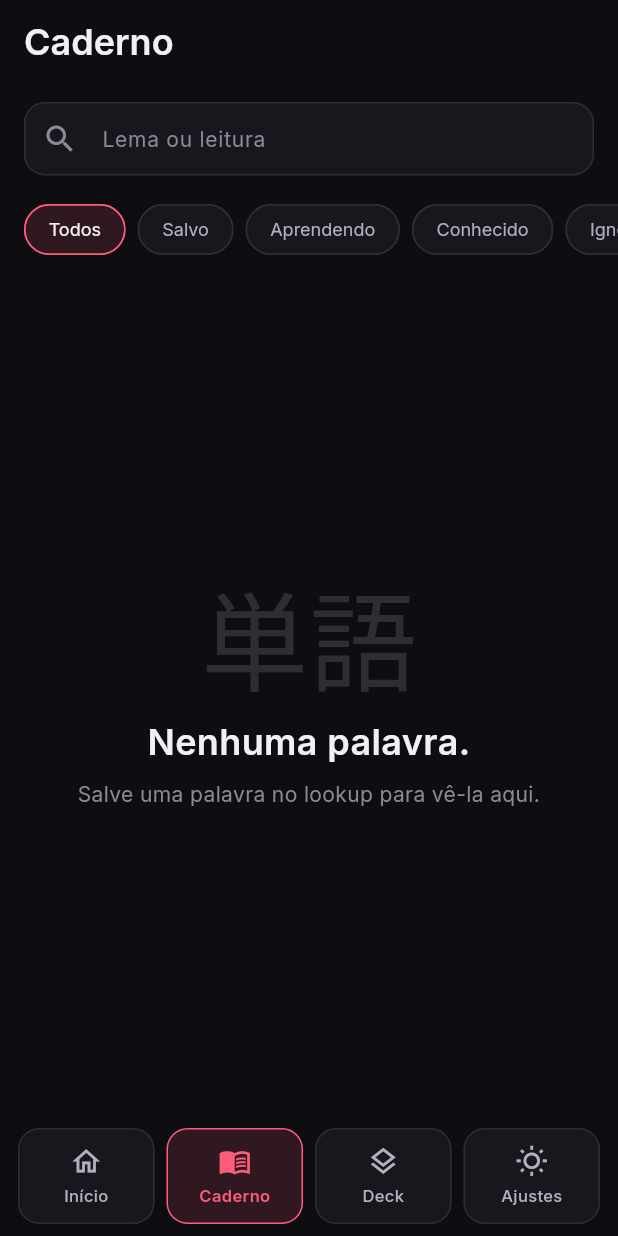
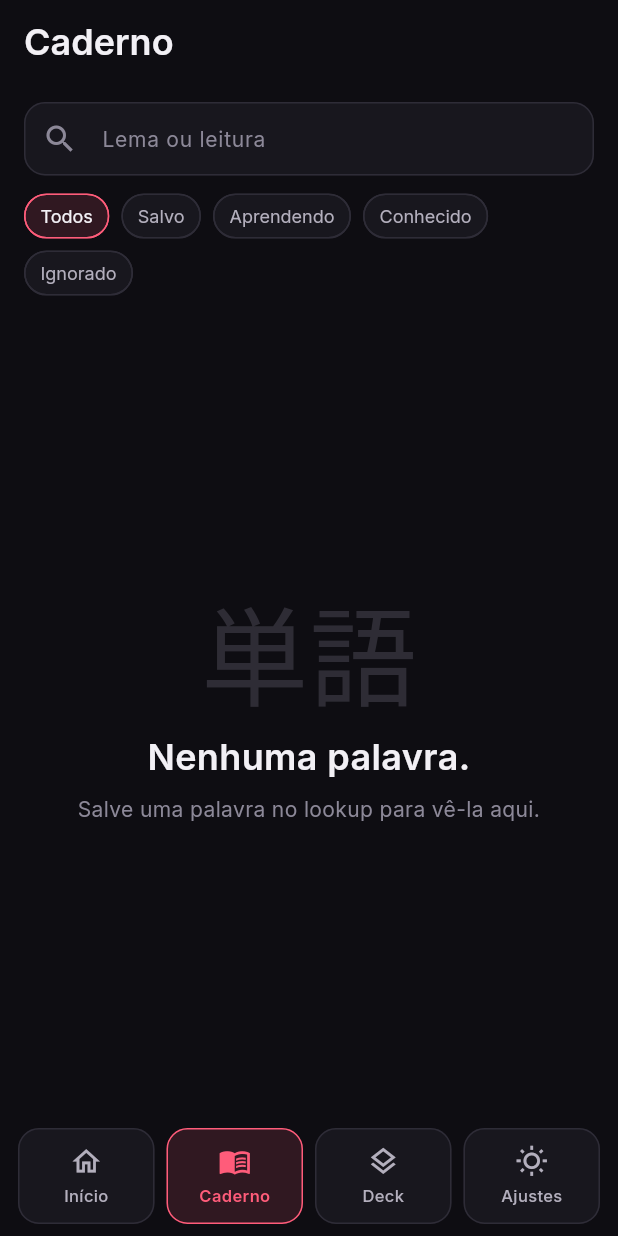
Before and after one commit to murilinhoPs/MangaJP, a Flutter app: the screen it shows after launch, item 2 of the bottom bar chosen, on a phone screen of 412 x 824 dp. Run offline on Flutter 3.47's test engine with Material 3 defaults, Android fonts, the phone set to English and light mode, and no system bars; our stand-ins replace drift, drift_flutter, flutter_riverpod, freezed_annotation, go_router, image_picker and 1 more; missing offline and left inert: receive_sharing_intent, sqlite3; accounts and stored records are empty; generated files the repository leaves out were written again.

Commit message:
feat(caderno): danger removers, hide Aprender, fit chips
Remover is a danger text button; confirm dialogs use filled danger
plus ghost Cancel. Aprender is hidden while learning. Filter chips
wrap so Ignorado fits on 390px.

Co-authored-by: Cursor Agent <cursoragent@cursor.com>

```diff
--- a/lib/features/notebook/presentation/notebook_page.dart
+++ b/lib/features/notebook/presentation/notebook_page.dart
@@ -118,9 +118,7 @@ class _NotebookPageState extends ConsumerState<NotebookPage> {
                   suffixIcon: wide
                       ? const Padding(
                           padding: EdgeInsets.only(right: 10),
-                          child: UnconstrainedBox(
-                            child: KbdChip(label: '/'),
-                          ),
+                          child: UnconstrainedBox(child: KbdChip(label: '/')),
                         )
                       : null,
                 ),
@@ -129,10 +127,11 @@ class _NotebookPageState extends ConsumerState<NotebookPage> {
             ),
           ),
         ),
-        SingleChildScrollView(
-          scrollDirection: Axis.horizontal,
+        Padding(
           padding: EdgeInsets.fromLTRB(padH, 12, padH, 8),
-          child: Row(
+          child: Wrap(
+            spacing: 8,
+            runSpacing: 8,
             children: [
               _StateChip(
                 chipKey: NotebookKeys.stateAll,
@@ -158,11 +157,8 @@ class _NotebookPageState extends ConsumerState<NotebookPage> {
         ),
         Expanded(
           child: entries.when(
-            data: (items) => _NotebookList(
-              entries: items,
-              query: query,
-              wide: wide,
-            ),
+            data: (items) =>
+                _NotebookList(entries: items, query: query, wide: wide),
             loading: () => const Center(child: CircularProgressIndicator()),
             error: (error, _) => Center(
               child: Padding(
@@ -201,13 +197,15 @@ class _StateChip extends StatelessWidget {
   @override
   Widget build(BuildContext context) {
     final tokens = context.tokens;
-    return Padding(
-      padding: const EdgeInsets.only(right: 8),
-      child: FilterChip(
+    return FilterChip(
       key: chipKey,
       label: Text(label),
       selected: selected,
       showCheckmark: false,
+      visualDensity: VisualDensity.compact,
+      materialTapTargetSize: MaterialTapTargetSize.shrinkWrap,
+      padding: const EdgeInsets.symmetric(horizontal: 6),
+      labelPadding: const EdgeInsets.symmetric(horizontal: 4),
       selectedColor: tokens.overlayPrimaria,
       backgroundColor: tokens.surface,
       labelStyle: AppTypeScale.metadados12.copyWith(
@@ -215,7 +213,6 @@ class _StateChip extends StatelessWidget {
       ),
       side: BorderSide(color: selected ? tokens.coral : tokens.border),
       onSelected: (_) => onSelected(),
-      ),
     );
   }
 }
```
Also changed, not shown: lib/features/notebook/presentation/notebook_word_page.dart (+47 -33 lines), 2 other files. Lines whose indentation alone changed are shown as unchanged.
